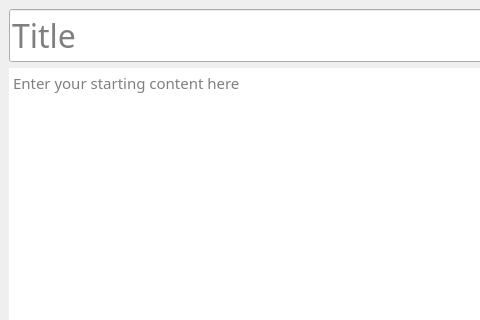
Qt form design.ui (daijro/EssayGen) before a commit; both pictures show x 0 to 480 and y 0 to 320 of the 975 by 623 pixel window.
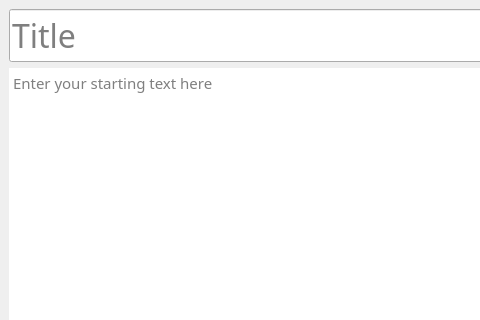
The same form after that commit.

Commit message:
QPlainTextEdit -> QTextEdit
- Convert QPlainTextEdit fields to QTextEdit for better Grammarly desktop support
- Change text field focus on tab

```diff
--- a/design.ui
+++ b/design.ui
@@ -247,6 +247,28 @@
          </widget>
         </widget>
        </item>
+       <item row="1" column="0" colspan="2">
+        <widget class="QTextEdit" name="content_field">
+         <property name="font">
+          <font>
+           <family>Poppins</family>
+           <pointsize>11</pointsize>
+          </font>
+         </property>
+         <property name="frameShape">
+          <enum>QFrame::NoFrame</enum>
+         </property>
+         <property name="tabChangesFocus">
+          <bool>true</bool>
+         </property>
+         <property name="acceptRichText">
+          <bool>false</bool>
+         </property>
+         <property name="placeholderText">
+          <string>Enter your starting text here</string>
+         </property>
+        </widget>
+       </item>
        <item row="1" column="2">
         <widget class="QPlainTextEdit" name="plainTextEdit_2">
          <property name="maximumSize">
@@ -269,22 +291,6 @@
          </property>
         </widget>
        </item>
-       <item row="1" column="0" colspan="2">
-        <widget class="QPlainTextEdit" name="plainTextEdit">
-         <property name="font">
-          <font>
-           <family>Poppins</family>
-           <pointsize>11</pointsize>
-          </font>
-         </property>
-         <property name="frameShape">
-          <enum>QFrame::NoFrame</enum>
-         </property>
-         <property name="placeholderText">
-          <string>Enter your starting content here</string>
-         </property>
-        </widget>
-       </item>
       </layout>
      </widget>
     </item>
```
Left out of the diff: 11 changed lines with no effect on the pictures. The commit also changes 1 other file.
